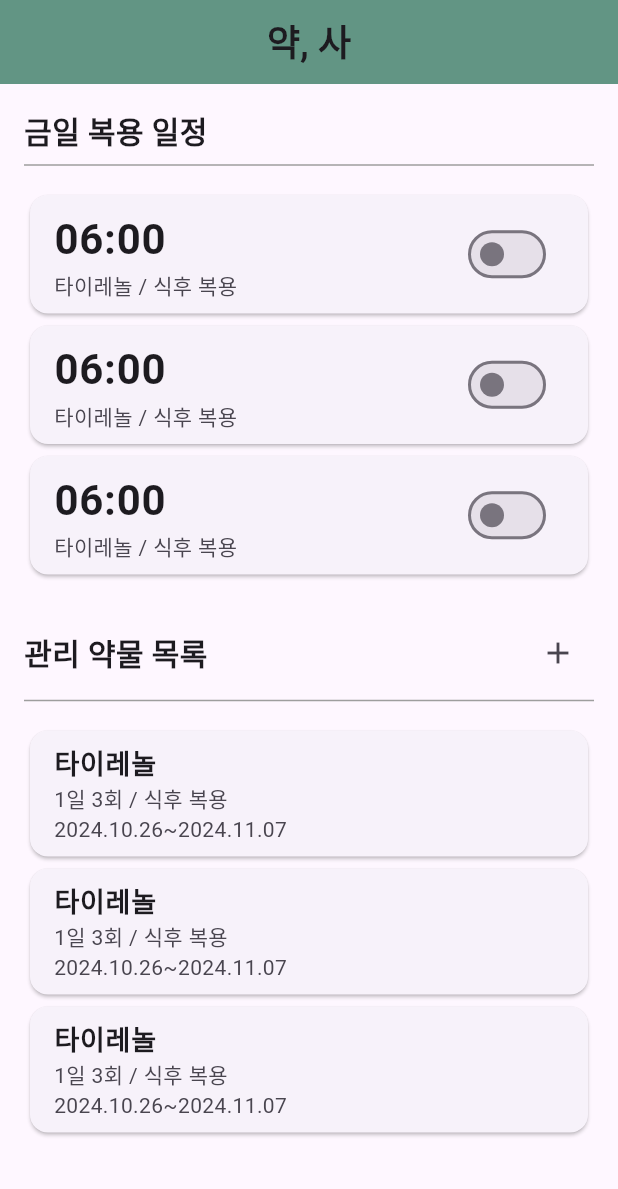
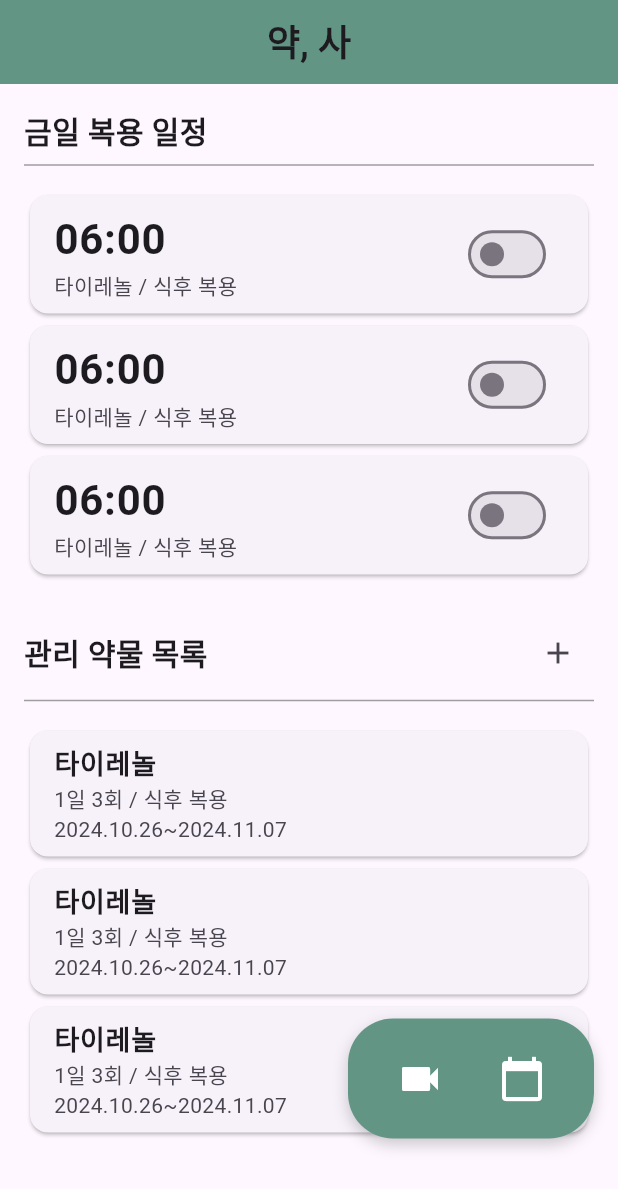
Before and after one commit to YagSa/YagSa-FE, a Flutter app: the screen it shows once a user with an empty profile is signed in, on a phone screen of 412 x 824 dp. Shown: the top 1189 px of the screen. Run offline on Flutter 3.47's test engine with Material 3 defaults, Android fonts, the phone set to English and light mode, and no system bars; our stand-ins replace firebase_auth, firebase_core, image_picker, table_calendar; accounts and stored records are empty; Roboto replaces fonts that are missing (Pretendard); project files that could hold a hidden picture were left out.

Commit message:
add calendar

```diff
--- a/lib/home.dart
+++ b/lib/home.dart
@@ -1,4 +1,5 @@
 import 'package:flutter/material.dart';
+import 'CalendarPage.dart';
 
 class HomePage extends StatefulWidget {
   @override
@@ -25,7 +26,9 @@
         ),
         backgroundColor: Color.fromRGBO(98, 149, 132, 1),
       ),
-      body: SingleChildScrollView(
+      body: Stack(
+        children: [
+          SingleChildScrollView(
             child: Padding(
               padding: const EdgeInsets.all(16.0),
               child: Column(
@@ -79,6 +82,13 @@
               ),
             ),
           ),
+          Positioned(
+            bottom: 16, // 하단에서 거리
+            right: 16, // 오른쪽에서 거리
+            child: buildCustomButton(context),
+          ),
+        ],
+      ),
     );
   }
 
@@ -115,3 +125,54 @@
     );
   }
 }
+
+// camera & calendar widget 추가
+Widget buildCustomButton(BuildContext context) {
+  return Container(
+    padding: EdgeInsets.symmetric(vertical: 16, horizontal: 24),
+    decoration: BoxDecoration(
+      color: Color.fromRGBO(98, 149, 132, 1), // 녹색 배경
+      borderRadius: BorderRadius.circular(30),
+      boxShadow: [
+        BoxShadow(
+          color: Colors.black.withOpacity(0.2),
+          blurRadius: 8,
+          offset: Offset(0, 4),
+        ),
+      ],
+    ),
+    child: Row(
+      mainAxisSize: MainAxisSize.min,
+      children: [
+        IconButton(
+          icon: Icon(
+            Icons.videocam,
+            color: Colors.white,
+            size: 32,
+          ),
+          onPressed: () {
+            //camera button
+          },
+        ),
+        VerticalDivider(
+          color: Colors.white,
+          thickness: 2,
+          width: 20,
+        ),
+        IconButton(
+          icon: Icon(
+            Icons.calendar_today,
+            color: Colors.white,
+            size: 32,
+          ),
+          onPressed: () {
+            Navigator.push(
+              context,
+              MaterialPageRoute(builder: (context) => CalendarPage()),
+            );
+          },
+        ),
+      ],
+    ),
+  );
+}
--- a/pubspec.yaml
+++ b/pubspec.yaml
@@ -30,6 +30,7 @@
 dependencies:
   flutter:
     sdk: flutter
+  table_calendar: ^3.0.6
 
   # The following adds the Cupertino Icons font to your application.
   # Use with the CupertinoIcons class for iOS style icons.
@@ -57,6 +58,7 @@
   assets:
     - assets/images/splash.png
     - assets/images/alarm.png
+    - assets/images/image7.png
 
   # The following line ensures that the Material Icons font is
   # included with your application, so that you can use the icons in
```
Also changed, not shown: lib/CalendarPage.dart (added, +70 -0 lines), lib/Medication.dart (added, +64 -0 lines), lib/calendar.dart (added, +51 -0 lines), assets/images/image7.png (added), pubspec.lock, 6 other files. Lines whose indentation alone changed are shown as unchanged.
